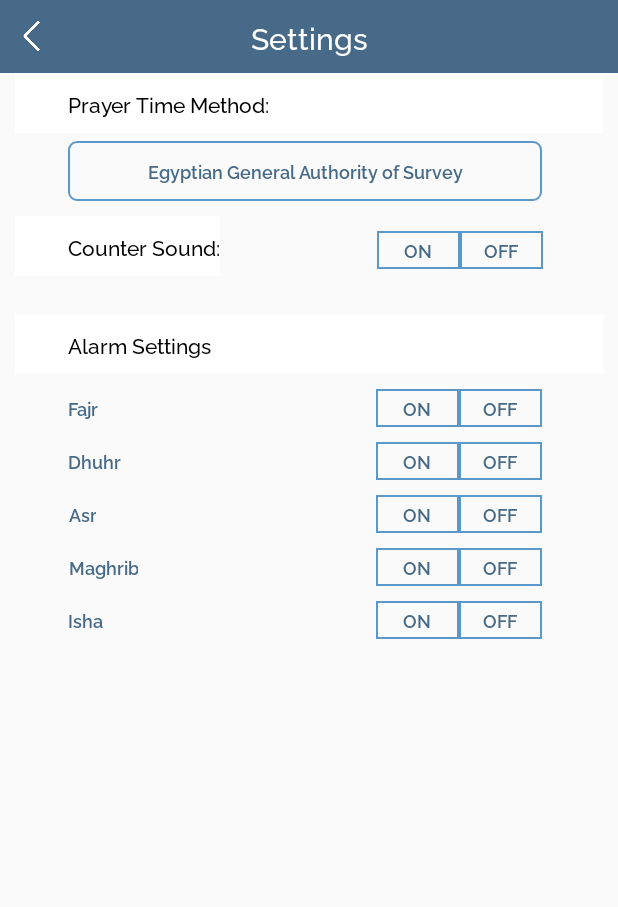
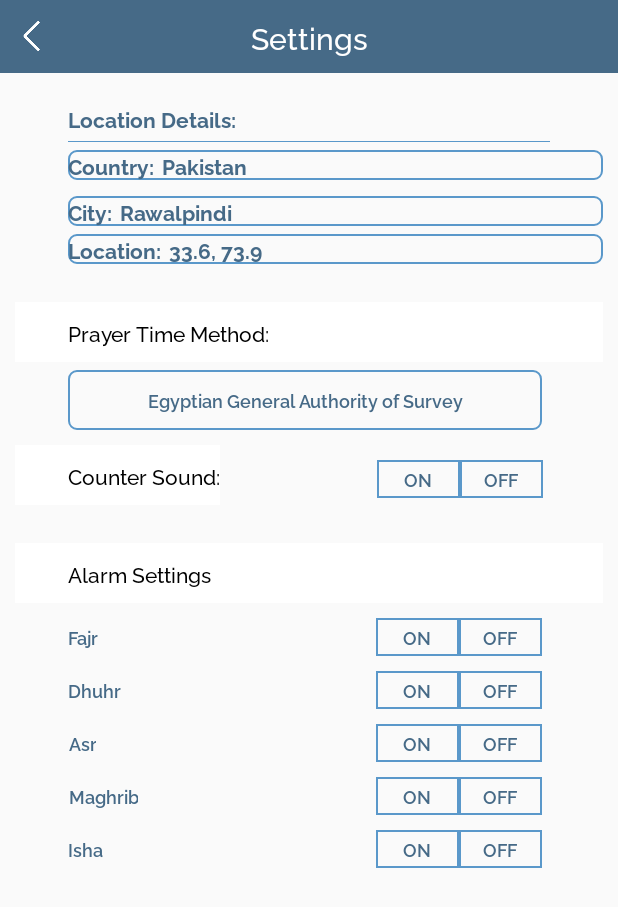
Before and after one commit to bali971/Salah-Tracker, an Android app: the layout activity_settings.xml on its own in the app's theme, with its tools: preview values and no code run, on a phone screen of 412 x 824 dp. Shown: the top 907 px of the screen. Run offline under Robolectric (Android 15) with nearby library versions, the phone set to English and light mode, and no system bars; Roboto replaces fonts that are not available here.

Commit message:
Minor fix in SettingsActivity

```diff
--- a/app/src/main/java/nbsolution/muslim/app/Activities/CounterActivity.java
+++ b/app/src/main/java/nbsolution/muslim/app/Activities/CounterActivity.java
@@ -54,8 +54,8 @@ public class CounterActivity extends AppCompatActivity implements View.OnClickLi
                         // The mInterstitialAd reference will be null until
                         // an ad is loaded.
                         super.onAdLoaded(interstitialAd);
+                        mInterstitialAd = interstitialAd;
                         showAds();
-                        mInterstitialAd = interstitialAd;
                         Log.i(TAG, "onAdLoaded");
                     }
 
--- a/app/src/main/res/layout/activity_settings.xml
+++ b/app/src/main/res/layout/activity_settings.xml
@@ -41,8 +41,7 @@
         android:layout_width="match_parent"
         android:layout_height="wrap_content"
         android:orientation="vertical"
-        android:background="@color/colorPrimaryDark"
-        android:visibility="gone"
+        android:visibility="visible"
         android:id="@+id/locationLayout"
         android:padding="10dp">
 
@@ -50,7 +49,7 @@
             android:id="@+id/act_profile_et_fname"
             android:layout_width="match_parent"
             android:layout_height="wrap_content"
-            android:textColor="@color/black"
+            android:textColor="@color/colorPrimaryDark"
             android:fontFamily="@font/ralewaybold"
             android:text="Location Details:"
             android:paddingLeft="35dp"
@@ -73,15 +72,17 @@
             android:layout_height="wrap_content"
             android:layout_marginBottom="5dp"
             android:orientation="vertical"
+            android:gravity="center"
             android:inputType="textPostalAddress"
             android:paddingBottom="10dp"
-            android:paddingLeft="35dp"
             android:paddingStart="35dp">
 
             <LinearLayout
                 android:layout_width="match_parent"
                 android:layout_height="wrap_content"
                 android:orientation="horizontal"
+                android:background="@drawable/btn_bg_signin_stroke"
+                android:layout_marginBottom="5dp"
                 android:gravity="center">
 
                 <TextView
@@ -90,15 +91,16 @@
                     android:text="Country:"
                     android:layout_marginRight="5dp"
                     android:fontFamily="@font/ralewaybold"
-                    android:textColor="@color/black"/>
+                    android:textColor="@color/colorPrimaryDark"/>
 
                 <TextView
                     android:layout_width="0dp"
                     android:layout_weight="1"
                     android:id="@+id/txtCountry"
+                    android:layout_marginEnd="35dp"
                     android:layout_height="wrap_content"
                     android:fontFamily="@font/ralewaybold"
-                    android:textColor="@color/black"
+                    android:textColor="@color/colorPrimaryDark"
                     android:text="Pakistan"/>
 
             </LinearLayout>
@@ -107,6 +109,8 @@
                 android:layout_width="match_parent"
                 android:layout_height="wrap_content"
                 android:orientation="horizontal"
+                android:layout_marginTop="5sp"
+                android:background="@drawable/btn_bg_signin_stroke"
                 android:gravity="center">
 
                 <TextView
@@ -115,7 +119,7 @@
                     android:text="City:"
                     android:layout_marginRight="5dp"
                     android:fontFamily="@font/ralewaybold"
-                    android:textColor="@color/black"/>
+                    android:textColor="@color/colorPrimaryDark"/>
 
                 <TextView
                     android:layout_width="0dp"
@@ -123,7 +127,7 @@
                     android:id="@+id/txtCity"
                     android:layout_height="wrap_content"
                     android:fontFamily="@font/ralewaybold"
-                    android:textColor="@color/black"
+                    android:textColor="@color/colorPrimaryDark"
                     android:text="Rawalpindi"/>
 
             </LinearLayout>
@@ -132,6 +136,8 @@
                 android:layout_width="match_parent"
                 android:layout_height="wrap_content"
                 android:orientation="horizontal"
+                android:layout_marginTop="5sp"
+                android:background="@drawable/btn_bg_signin_stroke"
                 android:gravity="center">
 
                 <TextView
@@ -140,7 +146,7 @@
                     android:text="Location:"
                     android:layout_marginRight="5dp"
                     android:fontFamily="@font/ralewaybold"
-                    android:textColor="@color/black"/>
+                    android:textColor="@color/colorPrimaryDark"/>
 
                 <TextView
                     android:layout_width="0dp"
@@ -148,11 +154,32 @@
                     android:id="@+id/txtLocation"
                     android:layout_height="wrap_content"
                     android:fontFamily="@font/ralewaybold"
-                    android:textColor="@color/black"
+                    android:textColor="@color/colorPrimaryDark"
                     android:text="33.6, 73.9"/>
 
             </LinearLayout>
 
+<!--            <LinearLayout-->
+<!--                android:layout_width="wrap_content"-->
+<!--                android:layout_height="wrap_content"-->
+<!--                android:orientation="horizontal"-->
+<!--                android:clickable="true"-->
+<!--                android:gravity="center"-->
+<!--                android:id="@+id/btnLayout">-->
+
+<!--                <Button-->
+<!--                    android:layout_width="match_parent"-->
+<!--                    android:layout_height="match_parent"-->
+<!--                    android:id="@+id/txtUpdateLocation"-->
+<!--                    android:text="Update Location"-->
+<!--                    android:gravity="center"-->
+<!--                    android:textSize="14sp"-->
+<!--                    android:layout_marginTop="5sp"-->
+<!--                    android:background="@drawable/btn_bg_signin_stroke"-->
+<!--                    android:textColor="@color/colorPrimaryDark"-->
+<!--                    android:fontFamily="@font/ralewaysemibold"/>-->
+
+<!--            </LinearLayout>-->
         </LinearLayout>
 
     </LinearLayout>
```
Also changed, not shown: app/src/main/java/nbsolution/muslim/app/Activities/AllahNames.java (+42 -0 lines), app/src/main/java/nbsolution/muslim/app/Activities/SettingsActivity.java (+31 -0 lines).
